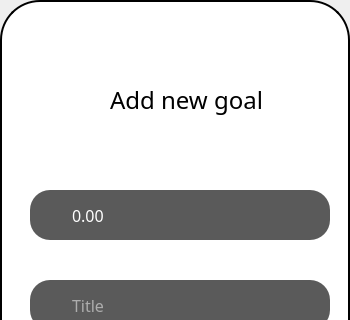
262094/Financify, file goalswindow.ui: the form before one commit; both pictures show x 0 to 350 and y 0 to 320 of the 350 by 480 pixel window.
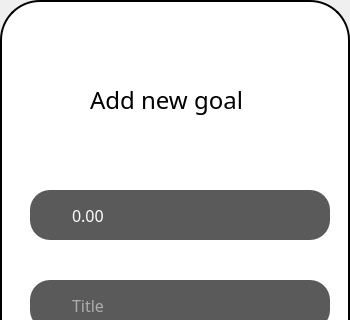
The form after the commit. Icons and pictures are not drawn.

Diff of the .ui file:
```diff
--- a/goalswindow.ui
+++ b/goalswindow.ui
@@ -32,9 +32,9 @@
    <widget class="QLabel" name="label">
     <property name="geometry">
      <rect>
-      <x>110</x>
+      <x>90</x>
       <y>80</y>
-      <width>151</width>
+      <width>171</width>
       <height>40</height>
      </rect>
     </property>
```
